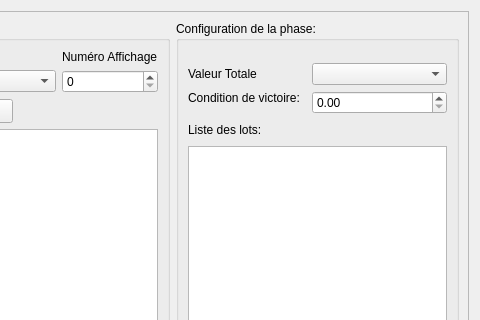
Above: source/gui/ui/ConfigGameRounds.ui from Silmaen/EvenementLoto before the change; both pictures show x 423 to 903 and y 0 to 320 of the 903 by 640 pixel window. Below: the same form after it.
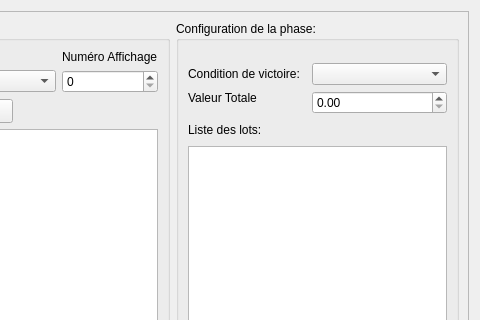
That is the form after the change. The open tabs and pages were chosen to show the change. Icons and pictures are not drawn.

```diff
--- a/source/gui/ui/ConfigGameRounds.ui
+++ b/source/gui/ui/ConfigGameRounds.ui
@@ -356,13 +356,6 @@
                </property>
               </widget>
              </item>
-             <item row="1" column="0" colspan="2">
-              <widget class="QLabel" name="label_2">
-               <property name="text">
-                <string>Condition de victoire:</string>
-               </property>
-              </widget>
-             </item>
              <item row="4" column="0" colspan="4">
               <widget class="QTextEdit" name="TextPrices">
                <property name="undoRedoEnabled">
@@ -370,13 +363,6 @@
                </property>
               </widget>
              </item>
-             <item row="0" column="0">
-              <widget class="QLabel" name="label_11">
-               <property name="text">
-                <string>Valeur Totale</string>
-               </property>
-              </widget>
-             </item>
              <item row="3" column="3">
               <spacer name="horizontalSpacer_8">
                <property name="orientation">
@@ -397,6 +383,20 @@
                </property>
               </widget>
              </item>
+                <item row="0" column="0" colspan="2">
+                    <widget class="QLabel" name="label_2">
+                        <property name="text">
+                            <string>Condition de victoire:</string>
+                        </property>
+                    </widget>
+                </item>
+                <item row="1" column="0" colspan="2">
+                    <widget class="QLabel" name="label_11">
+                        <property name="text">
+                            <string>Valeur Totale</string>
+                        </property>
+                    </widget>
+                </item>
             </layout>
            </widget>
            <widget class="QWidget" name="pagePause">
```
Left out of the diff: 2 changed lines with no effect on the pictures. Lines whose indentation alone changed are shown as unchanged.
